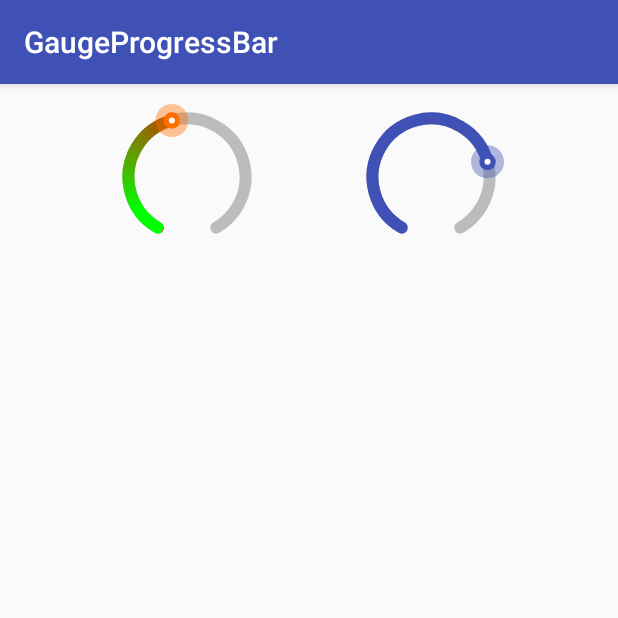
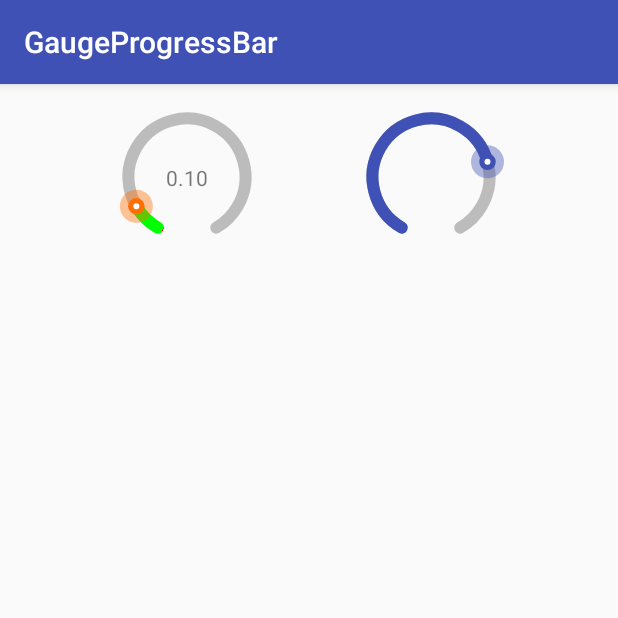
Before and after one commit to 10clouds/GaugeSeekBar, an Android app: the screen it shows after launch (MainActivity), on a phone screen of 412 x 824 dp, the top half of it. Run offline under Robolectric (Android 15) with nearby library versions, the phone set to English and light mode, and no system bars.

Commit message:
Changes in MainActivity

```diff
--- a/sampleapp/src/main/java/com/tenclouds/gaugeprogressbar/MainActivity.kt
+++ b/sampleapp/src/main/java/com/tenclouds/gaugeprogressbar/MainActivity.kt
@@ -2,11 +2,24 @@ package com.tenclouds.gaugeprogressbar
 
 import android.support.v7.app.AppCompatActivity
 import android.os.Bundle
+import kotlinx.android.synthetic.main.activity_main.*
 
 class MainActivity : AppCompatActivity() {
 
     override fun onCreate(savedInstanceState: Bundle?) {
         super.onCreate(savedInstanceState)
         setContentView(R.layout.activity_main)
+
+        initProgress1View()
+    }
+
+    private fun initProgress1View() {
+        val initialProgress = 0.1f
+        progressText.text = String.format("%.2f", initialProgress)
+        progress1.progress = initialProgress
+
+        progress1.progressChangedCallback = {
+            progressText.text = String.format("%.2f", it)
+        }
     }
 }
--- a/sampleapp/src/main/res/layout/activity_main.xml
+++ b/sampleapp/src/main/res/layout/activity_main.xml
@@ -13,8 +13,17 @@
         android:layout_height="100dp"
         app:layout_constraintEnd_toStartOf="@+id/progress2"
         app:layout_constraintStart_toStartOf="parent"
-        app:layout_constraintTop_toTopOf="parent"
-        app:progress="0.45" />
+        app:layout_constraintTop_toTopOf="parent" />
+
+    <TextView
+        android:id="@+id/progressText"
+        android:layout_width="wrap_content"
+        android:layout_height="wrap_content"
+        app:layout_constraintBottom_toBottomOf="@id/progress1"
+        app:layout_constraintLeft_toLeftOf="@id/progress1"
+        app:layout_constraintRight_toRightOf="@id/progress1"
+        app:layout_constraintTop_toTopOf="@id/progress1"
+        tools:text="0.1" />
 
     <com.tenclouds.gaugeprogress.GaugeSeekBar
         android:id="@+id/progress2"
```
